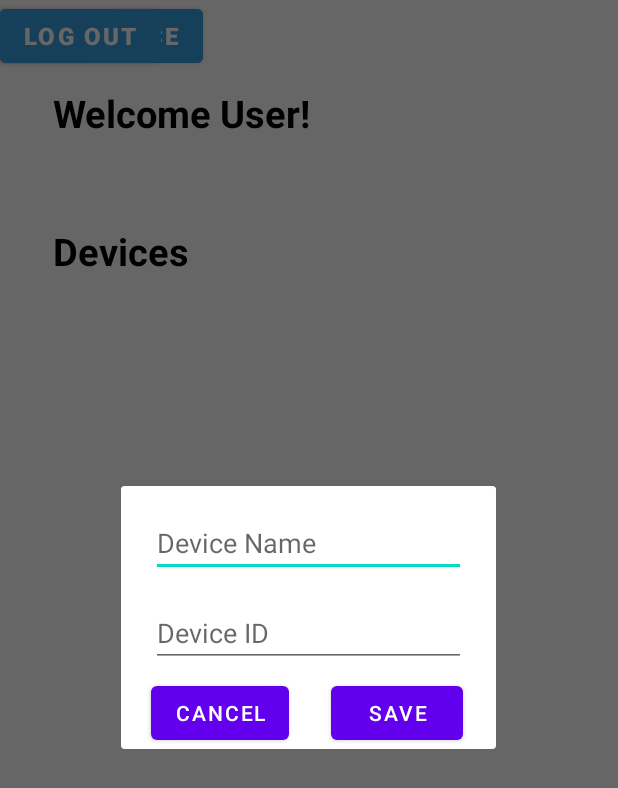
After one commit to NichHarris/GasGuard, an Android app: the fragment DeviceFragment placed in its activity, on a phone screen of 412 x 824 dp. The commit adds this screen. Shown: the top 788 px of the screen. Run offline under Robolectric (Android 15) with nearby library versions, the phone set to English and light mode, and no system bars; our stand-ins replace Firebase (no records; nobody signed in at launch, a user with empty details on screens opened directly); 1 statement that could not run was skipped.

Commit message:
Add device add feature

```diff
--- a/app/src/main/java/com/example/minicapstone390/Device.java
+++ b/app/src/main/java/com/example/minicapstone390/Device.java
@@ -3,24 +3,24 @@ package com.example.minicapstone390;
 import java.util.List;
 
 public class Device {
-    private String profileId, deviceName;
+    private String userId, deviceName;
     private boolean status;
     private List<Sensor> sensors;
 
     public Device() {}
 
-    public Device(String profileId, String deviceName, boolean status) {
-        this.profileId = profileId;
+    public Device(String userId, String deviceName, boolean status) {
+        this.userId = userId;
         this.deviceName = deviceName;
         this.status = status;
     }
 
-    public String getProfileId() {
-        return profileId;
+    public String getUserId() {
+        return userId;
     }
 
-    public void setProfileId(String profileId) {
-        this.profileId = profileId;
+    public void setUserId(String profileId) {
+        this.userId = userId;
     }
 
     public String getDeviceName() {
--- /dev/null
+++ b/app/src/main/java/com/example/minicapstone390/DeviceFragment.java
@@ -0,0 +1,70 @@
+package com.example.minicapstone390;
+
+import android.os.Bundle;
+
+import androidx.annotation.NonNull;
+import androidx.annotation.Nullable;
+
+import androidx.fragment.app.DialogFragment;
+
+import android.view.LayoutInflater;
+import android.view.View;
+import android.view.ViewGroup;
+import android.widget.Button;
+import android.widget.EditText;
+import android.widget.Toast;
+
+import com.google.firebase.auth.FirebaseAuth;
+import com.google.firebase.auth.FirebaseUser;
+import com.google.firebase.database.DataSnapshot;
+import com.google.firebase.database.DatabaseError;
+import com.google.firebase.database.DatabaseReference;
+import com.google.firebase.database.FirebaseDatabase;
+import com.google.firebase.database.ValueEventListener;
+
+// Device Fragment
+public class DeviceFragment extends DialogFragment {
+    protected Button cancelButton, saveButton;
+    protected EditText deviceIdInput, deviceNameInput;
+
+    @Nullable
+    @Override
+    public View onCreateView(@NonNull LayoutInflater inflater, @Nullable ViewGroup container,
+                             Bundle savedInstanceState) {
+        View view = inflater.inflate(R.layout.dialog_add_device, container, false);
+
+        // Input Fields for Student Profile Data
+        deviceIdInput = (EditText) view.findViewById(R.id.device_id);
+        deviceNameInput = (EditText) view.findViewById(R.id.device_name);
+
+        //Create Object and Listener for Cancel and Save Buttons
+        cancelButton = (Button) view.findViewById(R.id.cancel_add_device_button);
+        saveButton = (Button) view.findViewById(R.id.save_add_device_button);
+
+        cancelButton.setOnClickListener(v -> dismiss());
+
+        saveButton.setOnClickListener(view1 -> {
+            // Get Input Responses
+            String deviceName = deviceNameInput.getText().toString();
+
+            // Validate Inputs
+            // 1) All Inputs Must Be Filled
+            if (deviceName.isEmpty()) {
+                Toast.makeText(getActivity().getApplicationContext(), "Must Fill All Input Fields!", Toast.LENGTH_LONG).show();
+            } else {
+                // Get Users DB Reference
+                FirebaseUser currentUser = FirebaseAuth.getInstance().getCurrentUser();
+                assert currentUser != null;
+
+                Device device = new Device(currentUser.getUid(), deviceName, true);
+                // add the device, then add its deviceId to the user
+                DatabaseReference devicesRef = FirebaseDatabase.getInstance().getReference("Devices");
+                devicesRef.push().setValue(device);
+                // add some try to catch error cases
+                String deviceKey = devicesRef.getKey();
+                // add device to the sensors that are part of the device
+            }
+        });
+        return view;
+    }
+}
--- a/app/src/main/java/com/example/minicapstone390/HomeActivity.java
+++ b/app/src/main/java/com/example/minicapstone390/HomeActivity.java
@@ -64,7 +64,10 @@ public class HomeActivity extends AppCompatActivity {
         });
 
         addNewDeviceButton = findViewById(R.id.addDeviceButton);
-        addNewDeviceButton.setOnClickListener(view -> goToAddDeviceActivity());
+        addNewDeviceButton.setOnClickListener(view -> {
+            DeviceFragment dialog = new DeviceFragment();
+            dialog.show(getSupportFragmentManager(), "Add Device Fragment");
+        });
 
         logoutButton = findViewById(R.id.logoutButton);
         logoutButton.setOnClickListener(view -> logoutUser());
--- /dev/null
+++ b/app/src/main/res/layout/dialog_add_device.xml
@@ -0,0 +1,56 @@
+<?xml version="1.0" encoding="utf-8"?>
+<RelativeLayout xmlns:android="http://schemas.android.com/apk/res/android"
+    android:layout_width="match_parent"
+    android:layout_height="match_parent">
+
+    <RelativeLayout
+        android:layout_centerHorizontal="true"
+        android:layout_centerVertical="true"
+        android:layout_width="250dp"
+        android:layout_height="175dp" >
+
+        <EditText
+            android:id="@+id/device_name"
+            android:layout_width="wrap_content"
+            android:layout_height="wrap_content"
+            android:layout_marginStart="20dp"
+            android:layout_marginEnd="20dp"
+            android:layout_marginTop="15dp"
+            android:ems="16"
+            android:maxLength="20"
+            android:hint="@string/device_name" />
+
+        <EditText
+            android:id="@+id/device_id"
+            android:layout_width="wrap_content"
+            android:layout_height="wrap_content"
+            android:layout_marginStart="20dp"
+            android:layout_marginEnd="20dp"
+            android:layout_marginTop="75dp"
+            android:ems="16"
+            android:maxLength="20"
+            android:hint="@string/device_id" />
+
+        <Button
+            android:layout_width="wrap_content"
+            android:layout_height="wrap_content"
+            android:id="@+id/save_add_device_button"
+            android:text="@string/save"
+            android:textSize="14sp"
+            android:layout_alignParentBottom="true"
+            android:layout_alignParentStart="true"
+            android:layout_marginStart="140dp"/>
+
+        <Button
+            android:layout_width="wrap_content"
+            android:layout_height="wrap_content"
+            android:id="@+id/cancel_add_device_button"
+            android:text="@string/cancel"
+            android:textSize="14sp"
+            android:layout_alignParentBottom="true"
+            android:layout_alignParentStart="true"
+            android:layout_marginStart="20dp"/>
+
+    </RelativeLayout>
+
+</RelativeLayout>
--- a/app/src/main/res/values/strings.xml
+++ b/app/src/main/res/values/strings.xml
@@ -15,4 +15,8 @@
     <string name="devices"> Devices </string>
     <string name="logOut">Log Out</string>
     <string name="addDeviceButton">Add Device</string>
+    <string name="device_name">Device Name</string>
+    <string name="device_id">Device ID</string>
+    <string name="save">SAVE</string>
+    <string name="cancel">CANCEL</string>
 </resources>
--- a/build.gradle
+++ b/build.gradle
@@ -5,7 +5,7 @@ buildscript {
         mavenCentral()
     }
     dependencies {
-        classpath "com.android.tools.build:gradle:7.0.2"
+        classpath "com.android.tools.build:gradle:7.0.3"
         classpath 'com.google.gms:google-services:4.3.10'
 
         // NOTE: Do not place your application dependencies here; they belong
```
Also changed, not shown: 1 other file.
